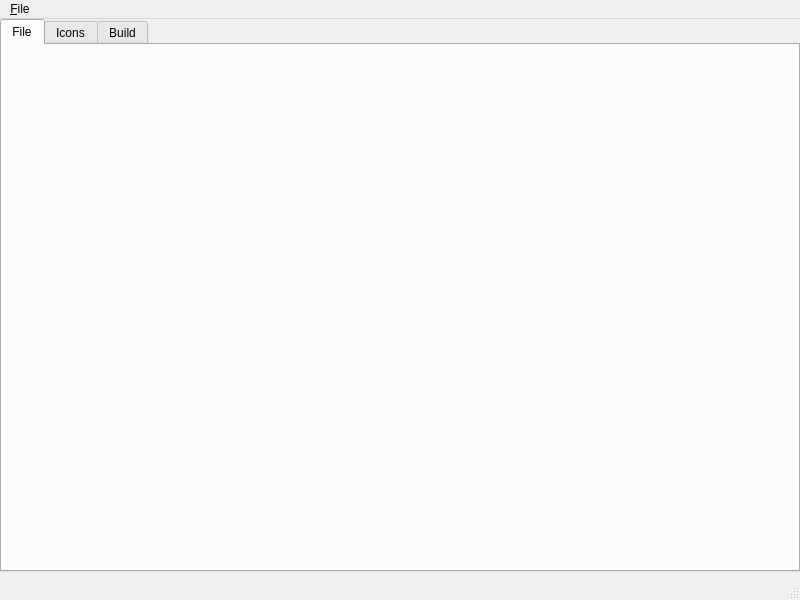
This is src/MainWindow.ui in nedrysoft/dmgee as Qt 5 draws it before an edit. The edited form follows.
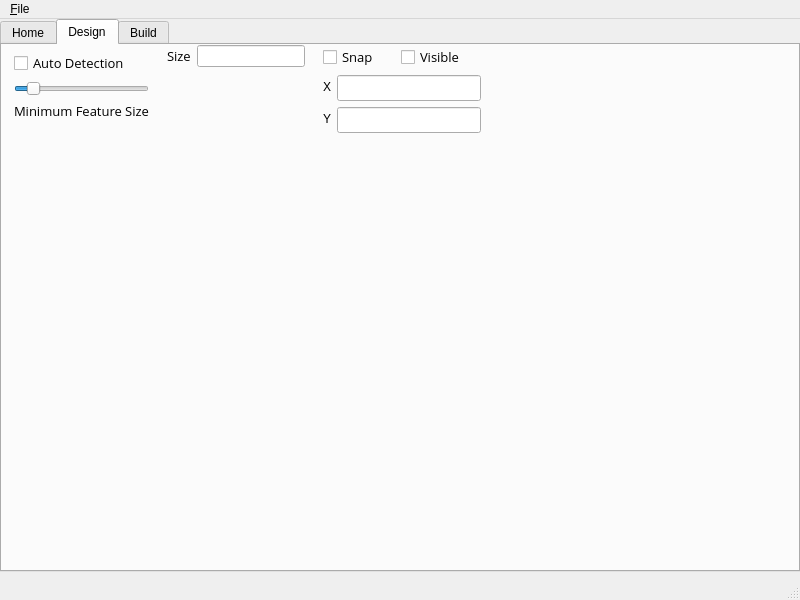
This is the edited form. The open tabs and pages were chosen to show the change. Icons and pictures are not drawn. Custom widgets are drawn as their Qt base class.

Patch:
```diff
--- a/src/MainWindow.ui
+++ b/src/MainWindow.ui
@@ -28,18 +28,524 @@
      <number>0</number>
     </property>
     <item>
-     <widget class="Nedrysoft::Ribbon::RibbonWidget" name="fileRibbonGroup">
-      <widget class="QWidget" name="File">
+     <widget class="Nedrysoft::Ribbon::RibbonWidget" name="ribbonWidget">
+      <property name="currentIndex">
+       <number>0</number>
+      </property>
+      <widget class="QWidget" name="homeRibboonPage">
        <attribute name="title">
-        <string>File</string>
+        <string>Home</string>
        </attribute>
+       <layout class="QHBoxLayout" name="horizontalLayout">
+        <property name="leftMargin">
+         <number>0</number>
+        </property>
+        <property name="topMargin">
+         <number>0</number>
+        </property>
+        <property name="rightMargin">
+         <number>0</number>
+        </property>
+        <property name="bottomMargin">
+         <number>6</number>
+        </property>
+        <item>
+         <widget class="Nedrysoft::Ribbon::RibbonGroup" name="fileRibbonGroup">
+          <property name="sizePolicy">
+           <sizepolicy hsizetype="Minimum" vsizetype="Preferred">
+            <horstretch>0</horstretch>
+            <verstretch>0</verstretch>
+           </sizepolicy>
+          </property>
+          <property name="maximumSize">
+           <size>
+            <width>120</width>
+            <height>16777215</height>
+           </size>
+          </property>
+          <property name="groupName">
+           <string>File</string>
+          </property>
+          <layout class="QGridLayout" name="gridLayout_3">
+           <item row="0" column="0">
+            <layout class="QVBoxLayout" name="verticalLayout_5">
+             <item>
+              <widget class="QPushButton" name="saveButton">
+               <property name="maximumSize">
+                <size>
+                 <width>32</width>
+                 <height>16777215</height>
+                </size>
+               </property>
+               <property name="text">
+                <string/>
+               </property>
+               <property name="icon">
+                <iconset resource="app.qrc">
+                 <normaloff>:/assets/noun_Arrow_3439356-inverted.png</normaloff>:/assets/noun_Arrow_3439356-inverted.png</iconset>
+               </property>
+               <property name="iconSize">
+                <size>
+                 <width>48</width>
+                 <height>48</height>
+                </size>
+               </property>
+               <property name="flat">
+                <bool>false</bool>
+               </property>
+              </widget>
+             </item>
+             <item>
+              <widget class="QLabel" name="loadLabel">
+               <property name="font">
+                <font>
+                 <family>Open Sans</family>
+                 <pointsize>10</pointsize>
+                </font>
+               </property>
+               <property name="text">
+                <string>Load</string>
+               </property>
+               <property name="alignment">
+                <set>Qt::AlignCenter</set>
+               </property>
+              </widget>
+             </item>
+            </layout>
+           </item>
+           <item row="0" column="1">
+            <layout class="QVBoxLayout" name="verticalLayout_4">
+             <item>
+              <widget class="QPushButton" name="loadButton">
+               <property name="sizePolicy">
+                <sizepolicy hsizetype="Minimum" vsizetype="Fixed">
+                 <horstretch>0</horstretch>
+                 <verstretch>0</verstretch>
+                </sizepolicy>
+               </property>
+               <property name="maximumSize">
+                <size>
+                 <width>32</width>
+                 <height>16777215</height>
+                </size>
+               </property>
+               <property name="text">
+                <string/>
+               </property>
+               <property name="icon">
+                <iconset resource="app.qrc">
+                 <normaloff>:/assets/noun_Arrow_3439025-inverted.png</normaloff>:/assets/noun_Arrow_3439025-inverted.png</iconset>
+               </property>
+               <property name="iconSize">
+                <size>
+                 <width>48</width>
+                 <height>48</height>
+                </size>
+               </property>
+               <property name="flat">
+                <bool>true</bool>
+               </property>
+              </widget>
+             </item>
+             <item>
+              <widget class="QLabel" name="saveLabel">
+               <property name="font">
+                <font>
+                 <family>Open Sans</family>
+                 <pointsize>11</pointsize>
+                </font>
+               </property>
+               <property name="text">
+                <string>Save</string>
+               </property>
+               <property name="alignment">
+                <set>Qt::AlignCenter</set>
+               </property>
+              </widget>
+             </item>
+            </layout>
+           </item>
+           <item row="0" column="2">
+            <spacer name="horizontalSpacer_6">
+             <property name="orientation">
+              <enum>Qt::Horizontal</enum>
+             </property>
+             <property name="sizeHint" stdset="0">
+              <size>
+               <width>40</width>
+               <height>20</height>
+              </size>
+             </property>
+            </spacer>
+           </item>
+          </layout>
+         </widget>
+        </item>
+        <item>
+         <spacer name="horizontalSpacer">
+          <property name="orientation">
+           <enum>Qt::Horizontal</enum>
+          </property>
+          <property name="sizeHint" stdset="0">
+           <size>
+            <width>40</width>
+            <height>20</height>
+           </size>
+          </property>
+         </spacer>
+        </item>
+       </layout>
       </widget>
-      <widget class="QWidget" name="icons">
+      <widget class="QWidget" name="designRibbonPage">
        <attribute name="title">
-        <string>Icons</string>
+        <string>Design</string>
        </attribute>
+       <layout class="QHBoxLayout" name="horizontalLayout_2">
+        <property name="leftMargin">
+         <number>0</number>
+        </property>
+        <property name="topMargin">
+         <number>0</number>
+        </property>
+        <property name="rightMargin">
+         <number>0</number>
+        </property>
+        <property name="bottomMargin">
+         <number>6</number>
+        </property>
+        <item>
+         <widget class="Nedrysoft::Ribbon::RibbonGroup" name="featuresRibbonGroup">
+          <property name="sizePolicy">
+           <sizepolicy hsizetype="Minimum" vsizetype="Preferred">
+            <horstretch>0</horstretch>
+            <verstretch>0</verstretch>
+           </sizepolicy>
+          </property>
+          <property name="minimumSize">
+           <size>
+            <width>0</width>
+            <height>0</height>
+           </size>
+          </property>
+          <property name="maximumSize">
+           <size>
+            <width>200</width>
+            <height>16777215</height>
+           </size>
+          </property>
+          <property name="groupName">
+           <string>Features</string>
+          </property>
+          <layout class="QGridLayout" name="gridLayout">
+           <property name="leftMargin">
+            <number>12</number>
+           </property>
+           <property name="topMargin">
+            <number>6</number>
+           </property>
+           <property name="rightMargin">
+            <number>12</number>
+           </property>
+           <property name="bottomMargin">
+            <number>6</number>
+           </property>
+           <item row="2" column="1">
+            <widget class="QSlider" name="minFeatureSlider">
+             <property name="maximum">
+              <number>100000</number>
+             </property>
+             <property name="sliderPosition">
+              <number>10000</number>
+             </property>
+             <property name="orientation">
+              <enum>Qt::Horizontal</enum>
+             </property>
+            </widget>
+           </item>
+           <item row="4" column="1">
+            <widget class="QLabel" name="label">
+             <property name="font">
+              <font>
+               <family>Open Sans</family>
+               <pointsize>10</pointsize>
+              </font>
+             </property>
+             <property name="text">
+              <string>Minimum Feature Size</string>
+             </property>
+            </widget>
+           </item>
+           <item row="5" column="1">
+            <spacer name="verticalSpacer">
+             <property name="orientation">
+              <enum>Qt::Vertical</enum>
+             </property>
+             <property name="sizeHint" stdset="0">
+              <size>
+               <width>20</width>
+               <height>40</height>
+              </size>
+             </property>
+            </spacer>
+           </item>
+           <item row="1" column="1">
+            <widget class="QCheckBox" name="checkBox">
+             <property name="font">
+              <font>
+               <family>Open Sans</family>
+               <pointsize>10</pointsize>
+              </font>
+             </property>
+             <property name="text">
+              <string>Auto Detection</string>
+             </property>
+            </widget>
+           </item>
+          </layout>
+         </widget>
+        </item>
+        <item>
+         <widget class="Nedrysoft::Ribbon::RibbonGroup" name="ribbonGroup">
+          <property name="sizePolicy">
+           <sizepolicy hsizetype="MinimumExpanding" vsizetype="Preferred">
+            <horstretch>0</horstretch>
+            <verstretch>0</verstretch>
+           </sizepolicy>
+          </property>
+          <property name="maximumSize">
+           <size>
+            <width>200</width>
+            <height>16777215</height>
+           </size>
+          </property>
+          <property name="groupName">
+           <string>Icons</string>
+          </property>
+          <layout class="QGridLayout" name="gridLayout_2">
+           <property name="leftMargin">
+            <number>0</number>
+           </property>
+           <property name="topMargin">
+            <number>0</number>
+           </property>
+           <property name="rightMargin">
+            <number>0</number>
+           </property>
+           <property name="bottomMargin">
+            <number>0</number>
+           </property>
+           <item row="0" column="0">
+            <layout class="QFormLayout" name="formLayout_3">
+             <property name="labelAlignment">
+              <set>Qt::AlignLeading|Qt::AlignLeft|Qt::AlignVCenter</set>
+             </property>
+             <property name="formAlignment">
+              <set>Qt::AlignLeading|Qt::AlignLeft|Qt::AlignTop</set>
+             </property>
+             <property name="rightMargin">
+              <number>12</number>
+             </property>
+             <item row="0" column="0">
+              <widget class="QLabel" name="iconSizeLabel">
+               <property name="font">
+                <font>
+                 <family>Open Sans</family>
+                 <pointsize>10</pointsize>
+                </font>
+               </property>
+               <property name="text">
+                <string>Size</string>
+               </property>
+              </widget>
+             </item>
+             <item row="0" column="1">
+              <widget class="QLineEdit" name="iconSizeLineEdit"/>
+             </item>
+            </layout>
+           </item>
+          </layout>
+         </widget>
+        </item>
+        <item>
+         <widget class="Nedrysoft::Ribbon::RibbonGroup" name="gridGroup">
+          <property name="sizePolicy">
+           <sizepolicy hsizetype="MinimumExpanding" vsizetype="Preferred">
+            <horstretch>0</horstretch>
+            <verstretch>0</verstretch>
+           </sizepolicy>
+          </property>
+          <property name="maximumSize">
+           <size>
+            <width>170</width>
+            <height>16777215</height>
+           </size>
+          </property>
+          <property name="groupName">
+           <string>Grid</string>
+          </property>
+          <layout class="QVBoxLayout" name="verticalLayout_2">
+           <property name="leftMargin">
+            <number>0</number>
+           </property>
+           <property name="topMargin">
+            <number>0</number>
+           </property>
+           <property name="rightMargin">
+            <number>12</number>
+           </property>
+           <property name="bottomMargin">
+            <number>0</number>
+           </property>
+           <item>
+            <layout class="QHBoxLayout" name="horizontalLayout_3">
+             <item>
+              <widget class="QCheckBox" name="snapGridCheckbox">
+               <property name="font">
+                <font>
+                 <family>Open Sans</family>
+                 <pointsize>10</pointsize>
+                </font>
+               </property>
+               <property name="text">
+                <string>Snap</string>
+               </property>
+              </widget>
+             </item>
+             <item>
+              <spacer name="horizontalSpacer_5">
+               <property name="orientation">
+                <enum>Qt::Horizontal</enum>
+               </property>
+               <property name="sizeHint" stdset="0">
+                <size>
+                 <width>40</width>
+                 <height>20</height>
+                </size>
+               </property>
+              </spacer>
+             </item>
+             <item>
+              <widget class="QCheckBox" name="gridVisibleCheckbox">
+               <property name="font">
+                <font>
+                 <family>Open Sans</family>
+                 <pointsize>10</pointsize>
+                </font>
+               </property>
+               <property name="text">
+                <string>Visible</string>
+               </property>
+              </widget>
+             </item>
+             <item>
+              <spacer name="horizontalSpacer_3">
+               <property name="orientation">
+                <enum>Qt::Horizontal</enum>
+               </property>
+               <property name="sizeHint" stdset="0">
+                <size>
+                 <width>40</width>
+                 <height>20</height>
+                </size>
+               </property>
+              </spacer>
+             </item>
+            </layout>
+           </item>
+           <item>
+            <layout class="QFormLayout" name="formLayout_2">
+             <property name="fieldGrowthPolicy">
+              <enum>QFormLayout::ExpandingFieldsGrow</enum>
+             </property>
+             <property name="labelAlignment">
+              <set>Qt::AlignRight|Qt::AlignTrailing|Qt::AlignVCenter</set>
+             </property>
+             <property name="formAlignment">
+              <set>Qt::AlignLeading|Qt::AlignLeft|Qt::AlignTop</set>
+             </property>
+             <item row="0" column="0">
+              <widget class="QLabel" name="xLabel">
+               <property name="text">
+                <string>X</string>
+               </property>
+              </widget>
+             </item>
+             <item row="0" column="1">
+              <widget class="QLineEdit" name="xLineEdit">
+               <property name="sizePolicy">
+                <sizepolicy hsizetype="MinimumExpanding" vsizetype="Fixed">
+                 <horstretch>0</horstretch>
+                 <verstretch>0</verstretch>
+                </sizepolicy>
+               </property>
+               <property name="font">
+                <font>
+                 <family>Open Sans</family>
+                 <pointsize>10</pointsize>
+                </font>
+               </property>
+              </widget>
+             </item>
+             <item row="1" column="0">
+              <widget class="QLabel" name="yLabel">
+               <property name="text">
+                <string>Y</string>
+               </property>
+              </widget>
+             </item>
+             <item row="1" column="1">
+              <widget class="QLineEdit" name="yLineEdit">
+               <property name="sizePolicy">
+                <sizepolicy hsizetype="MinimumExpanding" vsizetype="Fixed">
+                 <horstretch>0</horstretch>
+                 <verstretch>0</verstretch>
+                </sizepolicy>
+               </property>
+               <property name="font">
+                <font>
+                 <family>Open Sans</family>
+                 <pointsize>10</pointsize>
+                </font>
+               </property>
+              </widget>
+             </item>
+            </layout>
+           </item>
+           <item>
+            <layout class="QVBoxLayout" name="verticalLayout_3"/>
+           </item>
+          </layout>
+         </widget>
+        </item>
+        <item>
+         <spacer name="horizontalSpacer_4">
+          <property name="orientation">
+           <enum>Qt::Horizontal</enum>
+          </property>
+          <property name="sizeHint" stdset="0">
+           <size>
+            <width>40</width>
+            <height>20</height>
+           </size>
+          </property>
+         </spacer>
+        </item>
+        <item>
+         <spacer name="horizontalSpacer_2">
+          <property name="orientation">
+           <enum>Qt::Horizontal</enum>
+          </property>
+          <property name="sizeHint" stdset="0">
+           <size>
+            <width>372</width>
+            <height>20</height>
+           </size>
+          </property>
+         </spacer>
+        </item>
+       </layout>
       </widget>
-      <widget class="QWidget" name="build">
+      <widget class="QWidget" name="Build">
        <attribute name="title">
         <string>Build</string>
        </attribute>
@@ -82,6 +588,12 @@
   </action>
  </widget>
  <customwidgets>
+  <customwidget>
+   <class>Nedrysoft::Ribbon::RibbonGroup</class>
+   <extends>QWidget</extends>
+   <header>Ribbon/RibbonGroup.h</header>
+   <container>1</container>
+  </customwidget>
   <customwidget>
    <class>Nedrysoft::Ribbon::RibbonWidget</class>
    <extends>QTabWidget</extends>
```
Left out of the diff: 4 changed lines with no effect on the pictures.
